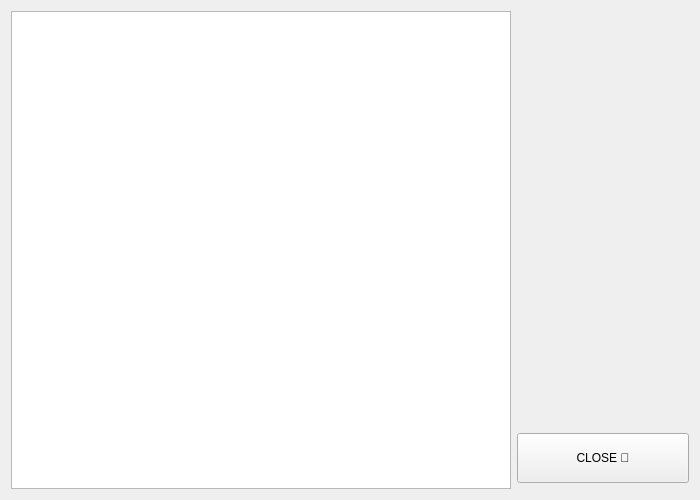
Qt form Chat-Application/showcontact.ui (verina101/Chat-Application) before a commit.
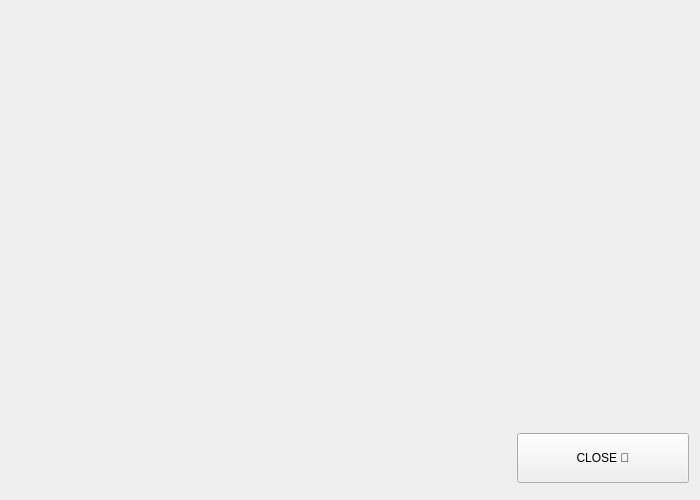
The same form after that commit. Icons and pictures are not drawn.

```diff
--- a/Chat-Application/showcontact.ui
+++ b/Chat-Application/showcontact.ui
@@ -35,7 +35,7 @@
       </size>
      </property>
      <property name="styleSheet">
-      <string notr="true">background:url(&quot;background2.png&quot;);</string>
+      <string notr="true">background:transparent;</string>
      </property>
     </widget>
    </item>
```
